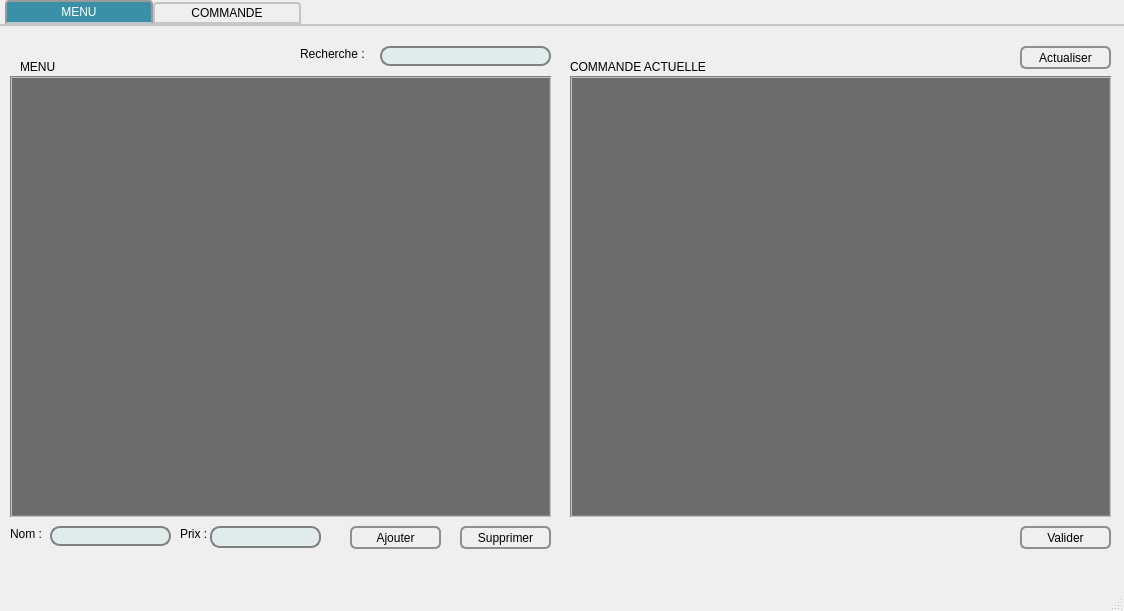
Old version of the form menu.ui in the repository soumaya-nheri/Smart-Restaurant-2A27.
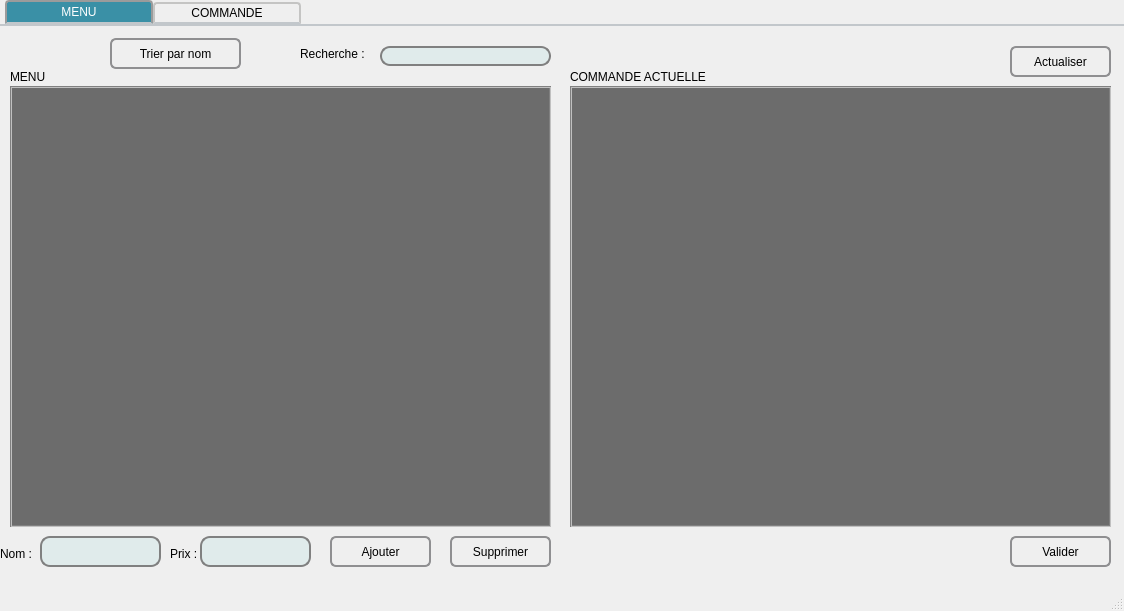
New version of the form. Icons and pictures are not drawn.

Diff of the .ui file:
```diff
--- a/menu.ui
+++ b/menu.ui
@@ -123,7 +123,7 @@
       <property name="geometry">
        <rect>
         <x>10</x>
-        <y>50</y>
+        <y>60</y>
         <width>541</width>
         <height>441</height>
        </rect>
@@ -176,8 +176,8 @@
      <widget class="QLabel" name="label_4">
       <property name="geometry">
        <rect>
-        <x>20</x>
-        <y>20</y>
+        <x>10</x>
+        <y>30</y>
         <width>101</width>
         <height>41</height>
        </rect>
@@ -301,10 +301,10 @@
      <widget class="QLineEdit" name="txt_Nom">
       <property name="geometry">
        <rect>
-        <x>50</x>
-        <y>500</y>
+        <x>40</x>
+        <y>510</y>
         <width>121</width>
-        <height>20</height>
+        <height>31</height>
        </rect>
       </property>
       <property name="styleSheet">
@@ -400,8 +400,8 @@
      <widget class="QLabel" name="label">
       <property name="geometry">
        <rect>
-        <x>10</x>
-        <y>500</y>
+        <x>0</x>
+        <y>520</y>
         <width>41</width>
         <height>16</height>
        </rect>
@@ -413,8 +413,8 @@
      <widget class="QLabel" name="label_3">
       <property name="geometry">
        <rect>
-        <x>180</x>
-        <y>500</y>
+        <x>170</x>
+        <y>520</y>
         <width>56</width>
         <height>16</height>
        </rect>
@@ -426,10 +426,10 @@
      <widget class="QLineEdit" name="txt_Prix">
       <property name="geometry">
        <rect>
-        <x>210</x>
-        <y>500</y>
+        <x>200</x>
+        <y>510</y>
         <width>111</width>
-        <height>22</height>
+        <height>31</height>
        </rect>
       </property>
       <property name="styleSheet">
@@ -525,10 +525,10 @@
      <widget class="QPushButton" name="Ajouter">
       <property name="geometry">
        <rect>
-        <x>350</x>
-        <y>500</y>
-        <width>91</width>
-        <height>23</height>
+        <x>330</x>
+        <y>510</y>
+        <width>101</width>
+        <height>31</height>
        </rect>
       </property>
       <property name="styleSheet">
@@ -627,10 +627,10 @@
      <widget class="QPushButton" name="Actualiser">
       <property name="geometry">
        <rect>
-        <x>1020</x>
+        <x>1010</x>
         <y>20</y>
-        <width>91</width>
-        <height>23</height>
+        <width>101</width>
+        <height>31</height>
        </rect>
       </property>
       <property name="styleSheet">
@@ -729,10 +729,10 @@
      <widget class="QPushButton" name="Valider">
       <property name="geometry">
        <rect>
-        <x>1020</x>
-        <y>500</y>
-        <width>91</width>
-        <height>23</height>
+        <x>1010</x>
+        <y>510</y>
+        <width>101</width>
+        <height>31</height>
        </rect>
       </property>
       <property name="styleSheet">
@@ -832,7 +832,7 @@
       <property name="geometry">
        <rect>
         <x>570</x>
-        <y>50</y>
+        <y>60</y>
         <width>541</width>
         <height>441</height>
        </rect>
@@ -886,7 +886,7 @@
       <property name="geometry">
        <rect>
         <x>570</x>
-        <y>20</y>
+        <y>30</y>
         <width>151</width>
         <height>41</height>
        </rect>
@@ -898,10 +898,10 @@
      <widget class="QPushButton" name="Supprimer">
       <property name="geometry">
        <rect>
-        <x>460</x>
-        <y>500</y>
-        <width>91</width>
-        <height>23</height>
+        <x>450</x>
+        <y>510</y>
+        <width>101</width>
+        <height>31</height>
        </rect>
       </property>
       <property name="styleSheet">
@@ -995,6 +995,116 @@
       </property>
       <property name="text">
        <string>Supprimer</string>
+      </property>
+      <property name="icon">
+       <iconset resource="image.qrc">
+        <normaloff>:/resources/images/delete.png</normaloff>:/resources/images/delete.png</iconset>
+      </property>
+     </widget>
+     <widget class="QPushButton" name="Trier">
+      <property name="geometry">
+       <rect>
+        <x>110</x>
+        <y>12</y>
+        <width>131</width>
+        <height>31</height>
+       </rect>
+      </property>
+      <property name="styleSheet">
+       <string notr="true">QPushButton {
+         border: 2px solid #8f8f91;
+         border-radius: 6px;
+         background-color: qlineargradient(x1: 0, y1: 0, x2: 0, y2: 1,
+                                           stop: 0 #f6f7fa, stop: 1 #dadbde);
+         min-width: 80px;
+     }
+
+     QPushButton:pressed {
+         background-color: qlineargradient(x1: 0, y1: 0, x2: 0, y2: 1,
+                                           stop: 0 #dadbde, stop: 1 #f6f7fa);
+     }
+
+     QPushButton:flat {
+         border: none; /* no border for a flat push button */
+     }
+
+     QPushButton:default {
+         border-color: navy; /* make the default button prominent */
+     }
+QPushButton::hover
+{
+	background-color: #09c1eb;
+
+}
+QPushButton::pressed
+{
+	background-color: #3d4ef2;
+
+}
+ QLineEdit,QDateTimeEdit {
+     border: 2px solid gray;
+     border-radius: 10px;
+     padding: 0 8px;
+     background: #e0ebeb	;
+     selection-background-color: darkgray;
+ }
+QComboBox {
+     border: 2px solid gray;
+     border-radius: 10px;
+     padding: 0 8px;
+     background: #e0ebeb	;
+     selection-background-color: darkgray;
+ }
+   QTabWidget::pane { /* The tab widget frame */
+         border-top: 2px solid #C2C7CB;
+     }
+
+     QTabWidget::tab-bar {
+         left: 5px; /* move to the right by 5px */
+     }
+
+     /* Style the tab using the tab sub-control. Note that
+         it reads QTabBar not QTabWidget */
+     QTabBar::tab {
+         background: qlineargradient(x1: 0, y1: 0, x2: 0, y2: 1,
+                                     stop: 0 #E1E1E1, stop: 0.4 #DDDDDD,
+                                     stop: 0.5 #D8D8D8, stop: 1.0 #D3D3D3);
+         border: 2px solid #C4C4C3;
+         border-bottom-color: #C2C7CB; /* same as the pane color */
+         border-top-left-radius: 4px;
+         border-top-right-radius: 4px;
+         min-width: 8ex;
+         padding: 2px;
+         width: 140px;
+     }
+
+     QTabBar::tab:selected, QTabBar::tab:hover {
+         background: qlineargradient(x1: 0, y1: 0, x2: 0, y2: 1,
+                                     stop: 0 #fafafa, stop: 0.4 #f4f4f4,
+                                     stop: 0.5 #e7e7e7, stop: 1.0 #fafafa);
+     }
+
+     QTabBar::tab:selected {
+         border-color: #9B9B9B;
+         border-bottom-color: #C2C7CB; /* same as pane color */
+     }
+
+     QTabBar::tab:!selected {
+         margin-top: 2px; /* make non-selected tabs look smaller */
+     }
+QTabBar::tab:selected
+{
+	background-color: /*qlineargradient(spread:repeat, x1:1, y1:0, x2:1, y2:1, stop:0 rgba(54, 197, 177, 255),stop:1 rgba(11, 135, 111, 255)); */#3a90a6;
+	color: #fff;
+
+}</string>
+      </property>
+      <property name="text">
+       <string>Trier par nom</string>
+      </property>
+      <property name="icon">
+       <iconset resource="image.qrc">
+        <normaloff>:/resources/images/reservation.png</normaloff>:/resources/images/reservation.png</iconset>
       </property>
      </widget>
     </widget>
```
Left out of the diff: 154 changed lines with no effect on the pictures.
